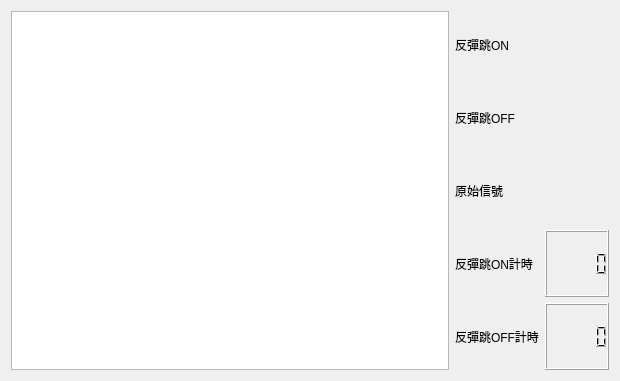
Before: the Qt Designer form bank-view/fronts/frontsignal.ui in smandyscom/front-base-widget, drawn with Qt 5.
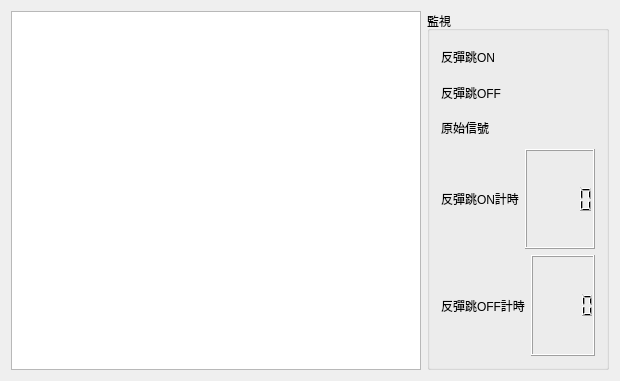
After: the same form once the commit is applied.

Commit message: material transfer tested/layout adjust

Diff of the .ui file:
```diff
--- a/bank-view/fronts/frontsignal.ui
+++ b/bank-view/fronts/frontsignal.ui
@@ -25,41 +25,27 @@
     </widget>
    </item>
    <item row="0" column="1">
+    <widget class="QGroupBox" name="groupBox">
+     <property name="title">
+      <string>監視</string>
+     </property>
+     <layout class="QGridLayout" name="gridLayout_5">
+      <item row="0" column="0">
     <layout class="QGridLayout" name="gridLayout">
-     <item row="4" column="1">
-      <widget class="QLCDNumber" name="lcdNumberCountOff"/>
-     </item>
-     <item row="3" column="1">
-      <widget class="QLCDNumber" name="lcdNumberCountOn"/>
-     </item>
-     <item row="0" column="1">
+        <item row="0" column="0">
       <widget class="QLabel" name="labelDebounceOn">
        <property name="text">
-        <string/>
-       </property>
-      </widget>
-     </item>
-     <item row="0" column="0">
-      <widget class="QLabel" name="label">
-       <property name="text">
         <string>反彈跳ON</string>
        </property>
       </widget>
      </item>
      <item row="1" column="0">
-      <widget class="QLabel" name="label_3">
+         <widget class="QLabel" name="labelDebounceOff">
        <property name="text">
         <string>反彈跳OFF</string>
        </property>
       </widget>
      </item>
-     <item row="2" column="1">
-      <widget class="QLabel" name="labelRawOn">
-       <property name="text">
-        <string/>
-       </property>
-      </widget>
-     </item>
      <item row="2" column="0">
       <widget class="QLabel" name="label_5">
        <property name="text">
@@ -67,28 +53,48 @@
        </property>
       </widget>
      </item>
-     <item row="4" column="0">
-      <widget class="QLabel" name="label_7">
-       <property name="text">
-        <string>反彈跳OFF計時</string>
-       </property>
-      </widget>
-     </item>
-     <item row="1" column="1">
-      <widget class="QLabel" name="labelDebounceOff">
-       <property name="text">
-        <string/>
-       </property>
-      </widget>
-     </item>
-     <item row="3" column="0">
+       </layout>
+      </item>
+      <item row="1" column="0">
+       <layout class="QGridLayout" name="gridLayout_3">
+        <item row="0" column="0">
       <widget class="QLabel" name="label_6">
        <property name="text">
         <string>反彈跳ON計時</string>
        </property>
       </widget>
      </item>
-    </layout>
+        <item row="0" column="1">
+         <widget class="QLCDNumber" name="lcdNumberCountOn"/>
+        </item>
+       </layout>
+      </item>
+      <item row="2" column="0">
+       <layout class="QGridLayout" name="gridLayout_4">
+        <item row="0" column="0">
+         <widget class="QLabel" name="label_7">
+          <property name="text">
+           <string>反彈跳OFF計時</string>
+          </property>
+         </widget>
+        </item>
+        <item row="0" column="1">
+         <widget class="QLCDNumber" name="lcdNumberCountOff"/>
+        </item>
+       </layout>
+      </item>
+     </layout>
+    </widget>
+   </item>
+   <item row="0" column="0">
+    <widget class="QTableView" name="tableView">
+     <attribute name="horizontalHeaderVisible">
+      <bool>true</bool>
+     </attribute>
+     <attribute name="verticalHeaderVisible">
+      <bool>false</bool>
+     </attribute>
+    </widget>
    </item>
   </layout>
  </widget>
```
Left out of the diff: 12 changed lines with no effect on the pictures. Lines whose indentation alone changed are shown as unchanged. The commit also changes 14 other files.
